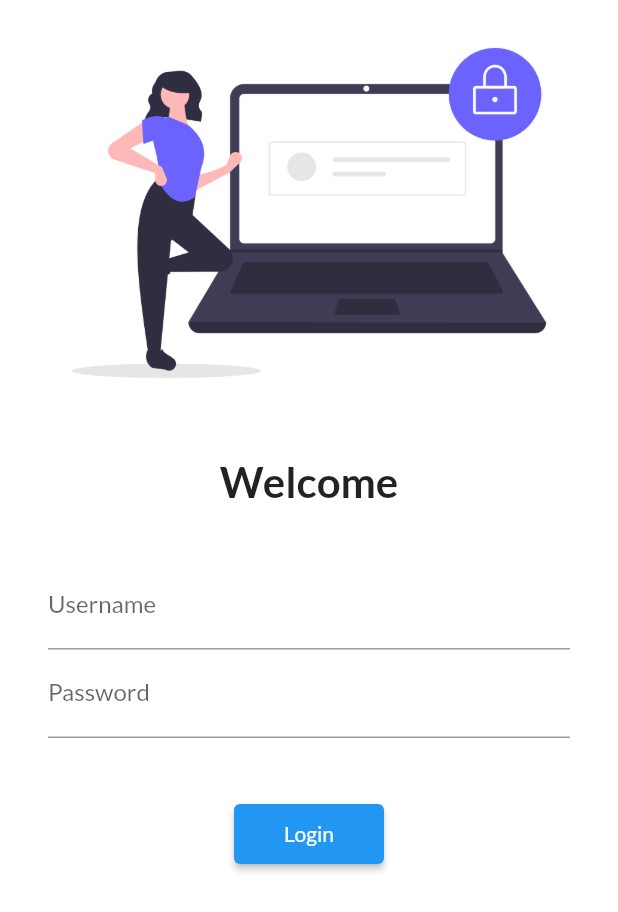
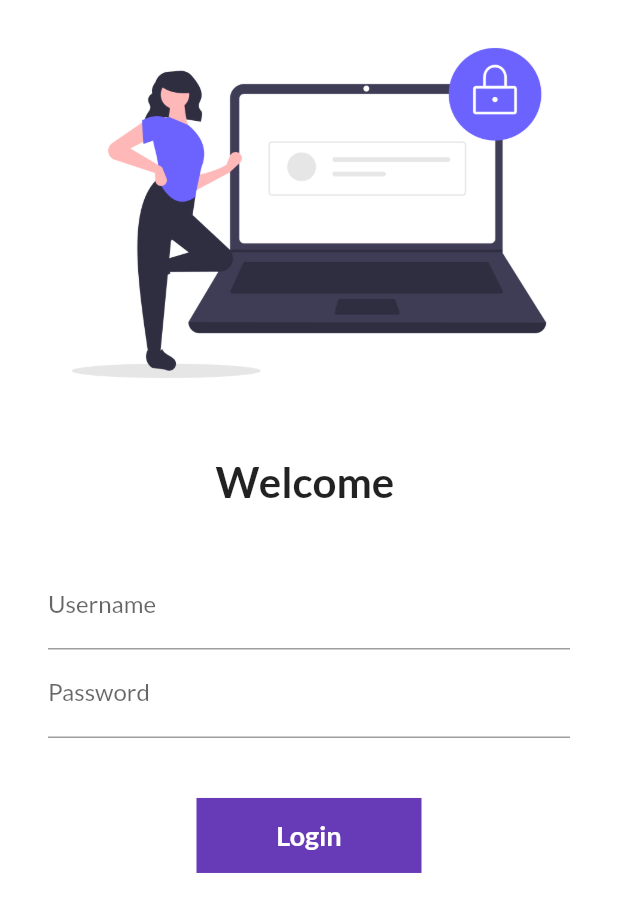
Before and after one commit to egar-learner/Flutter-learning, a Flutter app: the screen it shows after launch, on a phone screen of 412 x 824 dp. Shown: the top 912 px of the screen. Run offline on Flutter 3.47's test engine with Material 2 defaults, Android fonts, the phone set to English and light mode, and no system bars; our stand-ins replace google_fonts.

Commit message:
day 6 completed

```diff
--- a/lib/pages/login_page.dart
+++ b/lib/pages/login_page.dart
@@ -1,8 +1,16 @@
 import 'package:flutter/material.dart';
 import 'package:flutter_first_application/utils/routes.dart';
 
-class LoginPage extends StatelessWidget {
+class LoginPage extends StatefulWidget {
   const LoginPage({Key? key}) : super(key: key);
+
+  @override
+  State<LoginPage> createState() => _LoginPageState();
+}
+
+class _LoginPageState extends State<LoginPage> {
+  String name = "";
+  bool changeButton = false;
 
   @override
   Widget build(BuildContext context) {
@@ -16,7 +24,7 @@
               height: 20.0,
             ),
             Text(
-              "Welcome",
+              "Welcome $name",
               style: TextStyle(
                 fontSize: 28,
                 fontWeight: FontWeight.bold,
@@ -35,6 +43,10 @@
                       hintText: "Enter Username",
                       labelText: "Username",
                     ),
+                    onChanged: (value) {
+                      name = value;
+                      setState(() {});
+                    },
                   ),
                   TextFormField(
                     obscureText: true,
@@ -44,13 +56,39 @@
                   SizedBox(
                     height: 40.0,
                   ),
-                  ElevatedButton(
-                    onPressed: () {
+                  InkWell(
+                    onTap: () async {
+                      setState(() {
+                        changeButton = true;
+                      });
+                      await Future.delayed(Duration(seconds: 1));
                       Navigator.pushNamed(context, MyRoutes.homeRoute);
                     },
-                    child: Text("Login"),
-                    style: TextButton.styleFrom(minimumSize: Size(100, 40)),
-                  ),
+                    child: AnimatedContainer(
+                      duration: Duration(seconds: 1),
+                      width: changeButton ? 50 : 150,
+                      height: 50,
+                      color: Colors.deepPurple,
+                      alignment: Alignment.center,
+                      child: changeButton
+                          ? Icon(Icons.done, color: Colors.white)
+                          : Text(
+                              "Login",
+                              style: TextStyle(
+                                color: Colors.white,
+                                fontWeight: FontWeight.bold,
+                                fontSize: 18,
+                              ),
+                            ),
+                    ),
+                  )
+                  //ElevatedButton(
+                  //  onPressed: () {
+                  //    Navigator.pushNamed(context, MyRoutes.homeRoute);
+                  //  },
+                  //  child: Text("Login"),
+                  //  style: TextButton.styleFrom(minimumSize: Size(100, 40)),
+                  //),
                 ],
               ),
             )
```
